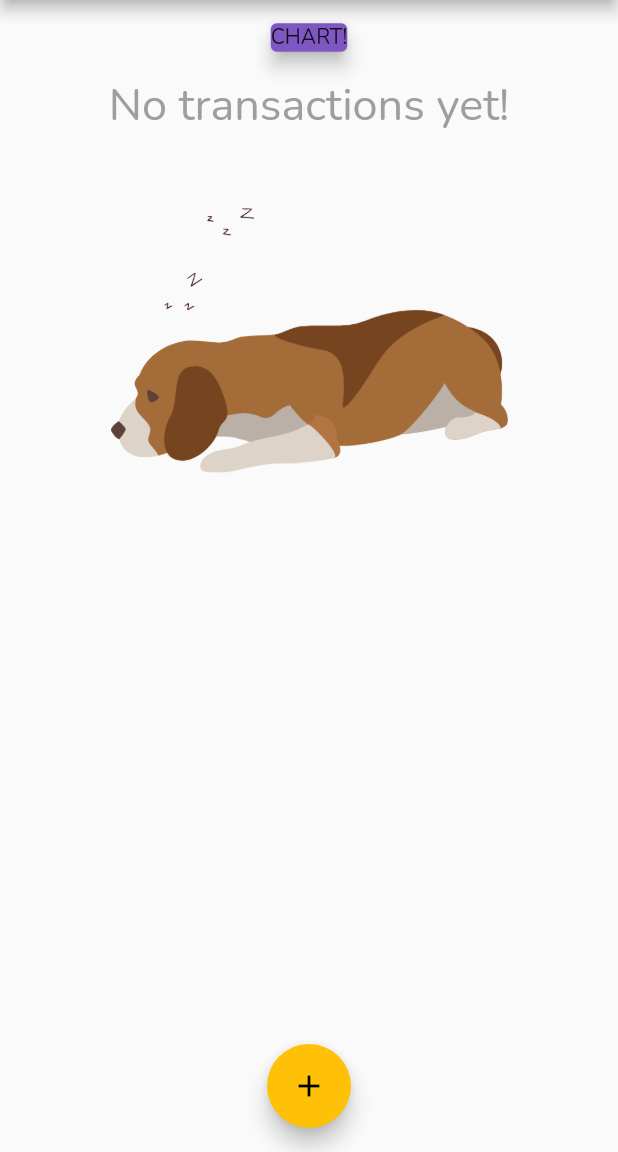
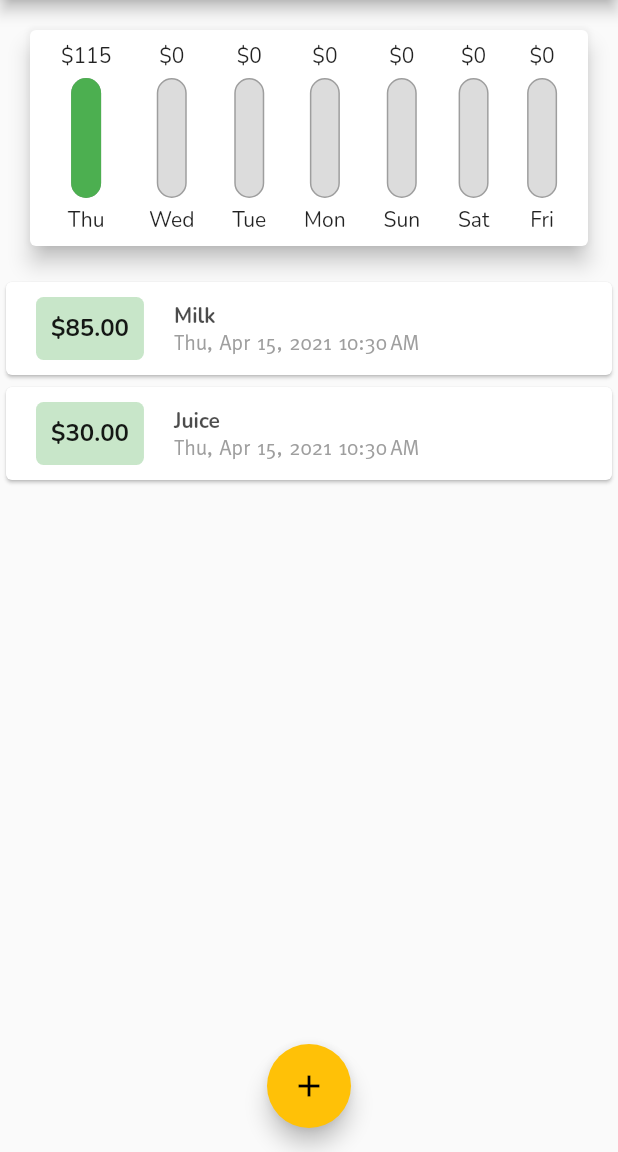
Before and after one commit to tejasbagal1/Expense-Manager, a Flutter app: the screen it shows after launch, on a phone screen of 412 x 824 dp, the part 84-1236 px from its top. Run offline on Flutter 3.47's test engine with Material 2 defaults, Android fonts, the phone set to English and light mode, and no system bars.

Commit message:
Addedd chart functionaity

```diff
--- a/lib/main.dart
+++ b/lib/main.dart
@@ -1,3 +1,4 @@
+import 'package:expence_tracker/widgets/chart.dart';
 import 'package:expence_tracker/widgets/new_transaction.dart';
 import 'package:expence_tracker/widgets/transaction_list.dart';
 import 'package:flutter/material.dart';
@@ -15,10 +16,9 @@
       home: MyHomePage(),
       debugShowCheckedModeBanner: false,
       theme: ThemeData(
-        primarySwatch: Colors.green,
-        accentColor: Colors.amber,
-        fontFamily: 'Nunito'
-      ),
+          primarySwatch: Colors.green,
+          accentColor: Colors.amber,
+          fontFamily: 'Nunito'),
     );
   }
 }
@@ -30,18 +30,18 @@
 
 class _MyHomePageState extends State<MyHomePage> {
   final List<Transaction> userTransactions = [
-    // Transaction(
-    //   id: "t1",
-    //   title: "Milk",
-    //   amount: 85,
-    //   date: DateTime.now(),
-    // ),
-    // Transaction(
-    //   id: "t2",
-    //   title: "Juice",
-    //   amount: 30,
-    //   date: DateTime.now(),
-    // ),
+    Transaction(
+      id: "t1",
+      title: "Milk",
+      amount: 85,
+      date: DateTime.now(),
+    ),
+    Transaction(
+      id: "t2",
+      title: "Juice",
+      amount: 30,
+      date: DateTime.now(),
+    ),
   ];
 
   void addNewTransaction(String title, double amount) {
@@ -71,6 +71,12 @@
     );
   }
 
+  List<Transaction> get recentTransactions {
+    return userTransactions.where((tx) {
+      return tx.date.isAfter(DateTime.now().subtract(Duration(days: 7)));
+    }).toList();
+  }
+
   @override
   Widget build(BuildContext context) {
     return Scaffold(
@@ -94,17 +100,7 @@
         // we want to divide homepage into chart and list 1 above other
 
         children: [
-          Container(
-            width: double.infinity,
-            height: 50,
-            child: Center(
-              child: Card(
-                elevation: 5,
-                color: Colors.deepPurple.shade400,
-                child: Text("CHART!"),
-              ),
-            ),
-          ),
+          Chart(recentTransactions),
           TransactionList(userTransactions),
         ],
       ),
--- a/lib/widgets/chart.dart
+++ b/lib/widgets/chart.dart
@@ -1,19 +1,60 @@
-// import 'package:flutter/material.dart';
+import 'package:expence_tracker/models/transaction.dart';
+import 'package:expence_tracker/widgets/chart_bar.dart';
+import 'package:flutter/material.dart';
+import 'package:intl/intl.dart';
 
-// class Chart extends StatelessWidget {
+class Chart extends StatelessWidget {
+  Chart(this.recentTransactions);
+  final List<Transaction> recentTransactions;
 
-//   List<Map<String, Object>> get weekTransactions{
-//     return List.ge
-//   }
+  List<Map<String, Object>> get allTransactionsOfTheDayGrouped {
+    return List.generate(
+      7,
+      (index) {
+        double totalSum = 0.0;
+        final weekDay = DateTime.now().subtract(
+            Duration(days: index)); //subtracts the index days from current day
+        for (int i = 0; i < recentTransactions.length; i++) {
+          if (recentTransactions[i].date.day == weekDay.day &&
+              recentTransactions[i].date.month == weekDay.month &&
+              recentTransactions[i].date.year == weekDay.year) {
+            totalSum += recentTransactions[i].amount;
+          }
+        }
+        return {'day': DateFormat.E().format(weekDay), 'totalAmount': totalSum};
+      },
+    );
+  }
 
-//   @override
-//   Widget build(BuildContext context) {
-//     return Card(
-//       elevation: 6,
-//       margin: EdgeInsets.all(20),
-//       child: Row(
-//         children: [],
-//       ),
-//     );
-//   }
-// }
+  double get totalSpendingOfLast7Days {
+    double tot = 0.0;
+    for (int i = 0; i < allTransactionsOfTheDayGrouped.length; i++) {
+      tot += double.parse(
+          allTransactionsOfTheDayGrouped[i]['totalAmount'].toString());
+    }
+    return tot;
+  }
+
+  @override
+  Widget build(BuildContext context) {
+    return Card(
+      elevation: 6,
+      margin: EdgeInsets.all(20),
+      child: Padding(
+        padding: const EdgeInsets.all(8.0),
+        child: Row(
+          mainAxisAlignment: MainAxisAlignment.spaceAround,
+          children: [
+            ...allTransactionsOfTheDayGrouped.map((wtx) {
+              return ChartBar(
+                wtx['day'].toString(),
+                wtx['totalAmount'] as double,
+                (wtx['totalAmount'] as double)/totalSpendingOfLast7Days,
+              );
+            }).toList()
+          ],
+        ),
+      ),
+    );
+  }
+}
--- /dev/null
+++ b/lib/widgets/chart_bar.dart
@@ -0,0 +1,51 @@
+import 'package:flutter/material.dart';
+
+class ChartBar extends StatelessWidget {
+  final String dayLabel;
+  final double spendAmount;
+  final double spendPercentOfTotal;
+
+  ChartBar(this.dayLabel, this.spendAmount, this.spendPercentOfTotal);
+  @override
+  Widget build(BuildContext context) {
+    return Column(
+      children: [
+        Flexible(
+          fit: FlexFit.tight,
+          child: Text('\$${spendAmount.toStringAsFixed(0)}'),
+        ),
+        SizedBox(
+          height: 5,
+        ),
+        Container(
+          height: 80,
+          width: 20,
+          child: Stack(
+            children: [
+              Container(
+                decoration: BoxDecoration(
+                  border: Border.all(width: 1, color: Colors.grey),
+                  borderRadius: BorderRadius.circular(10),
+                  color: Color.fromRGBO(220, 220, 220, 1),
+                ),
+              ),
+              FractionallySizedBox(
+                heightFactor: spendPercentOfTotal,
+                child: Container(
+                  decoration: BoxDecoration(
+                    color: Theme.of(context).primaryColor,
+                    borderRadius: BorderRadius.circular(10),
+                  ),
+                ),
+              )
+            ],
+          ),
+        ),
+        SizedBox(
+          height: 5,
+        ),
+        Text(dayLabel),
+      ],
+    );
+  }
+}
--- a/lib/widgets/transaction_list.dart
+++ b/lib/widgets/transaction_list.dart
@@ -4,6 +4,7 @@
 
 class TransactionList extends StatelessWidget {
   final List<Transaction> userTransactions;
+  static const int $chi = 0x03C7;
   TransactionList(this.userTransactions);
   @override
   Widget build(BuildContext context) {
```
